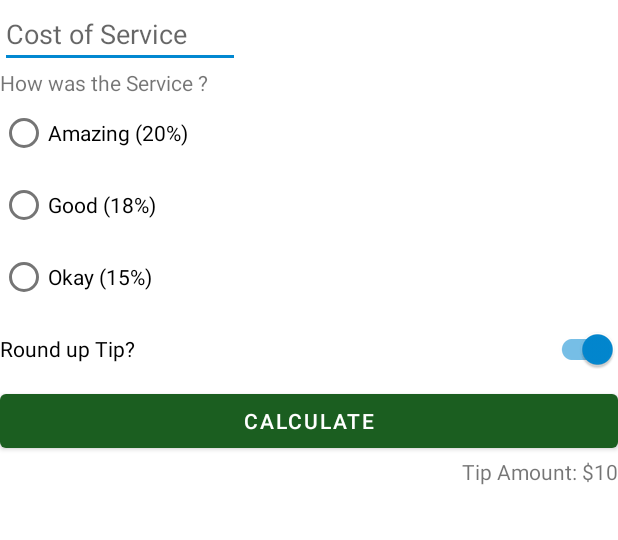
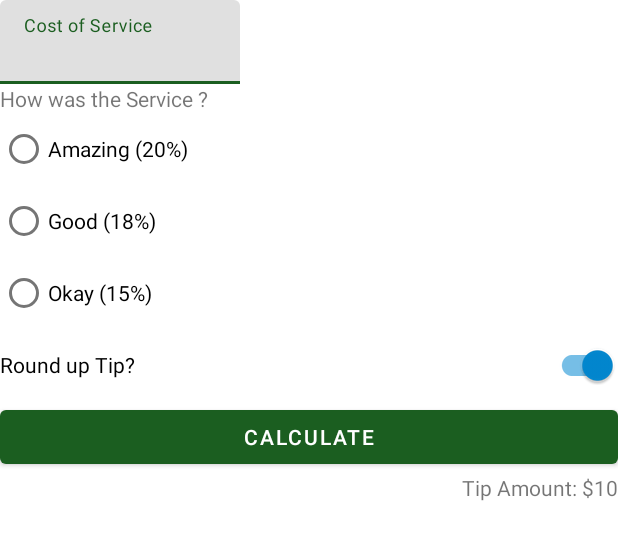
Before and after one commit to mesnuuu/TipTime, an Android app: the layout activity_main.xml on its own in the app's theme, with its tools: preview values and no code run, on a phone screen of 412 x 824 dp. Shown: the top 540 px of the screen. Run offline under Robolectric (Android 15) with nearby library versions, the phone set to English and light mode, and no system bars.

Commit message:
02 - Material Design - Text fields
https://material.io/develop/android/components/text-fields

```diff
--- a/app/build.gradle
+++ b/app/build.gradle
@@ -41,7 +41,10 @@ dependencies {
     implementation "org.jetbrains.kotlin:kotlin-stdlib:$kotlin_version"
     implementation 'androidx.core:core-ktx:1.3.2'
     implementation 'androidx.appcompat:appcompat:1.2.0'
+
+//    The Material Design Components (MDC) library needs to be included as a dependency in your project.
     implementation 'com.google.android.material:material:1.2.1'
+
     implementation 'androidx.constraintlayout:constraintlayout:2.0.2'
     testImplementation 'junit:junit:4.+'
     androidTestImplementation 'androidx.test.ext:junit:1.1.2'
--- a/app/src/main/java/com/mesnuuu/tiptime/MainActivity.kt
+++ b/app/src/main/java/com/mesnuuu/tiptime/MainActivity.kt
@@ -17,7 +17,7 @@ class MainActivity : AppCompatActivity() {
     }
 
     private fun calculateTip() {
-        val stringInTextField = binding.costOfService.text.toString()
+        val stringInTextField = binding.costOfServiceEditText.text.toString()
         val cost = stringInTextField.toDoubleOrNull()
 
         // If the cost is null or 0, then display 0 tip and exit this function early.
--- a/app/src/main/res/layout/activity_main.xml
+++ b/app/src/main/res/layout/activity_main.xml
@@ -6,15 +6,22 @@
     android:layout_height="match_parent"
     tools:context=".MainActivity">
 
-    <EditText
+    <com.google.android.material.textfield.TextInputLayout
         android:id="@+id/cost_of_service"
         android:layout_width="160dp"
         android:layout_height="wrap_content"
+        android:hint="@string/cost_of_service"
         app:layout_constraintStart_toStartOf="parent"
-        app:layout_constraintTop_toTopOf="parent"
-        android:hint="@string/cost_of_service"
-        android:inputType="numberDecimal"/>
+        app:layout_constraintTop_toTopOf="parent">
 
+        <com.google.android.material.textfield.TextInputEditText
+            android:id="@+id/cost_of_service_edit_text"
+            android:layout_width="match_parent"
+            android:layout_height="wrap_content"
+            android:inputType="numberDecimal"
+            />
+
+    </com.google.android.material.textfield.TextInputLayout>
 
     <TextView
         android:id="@+id/service_question"
```
